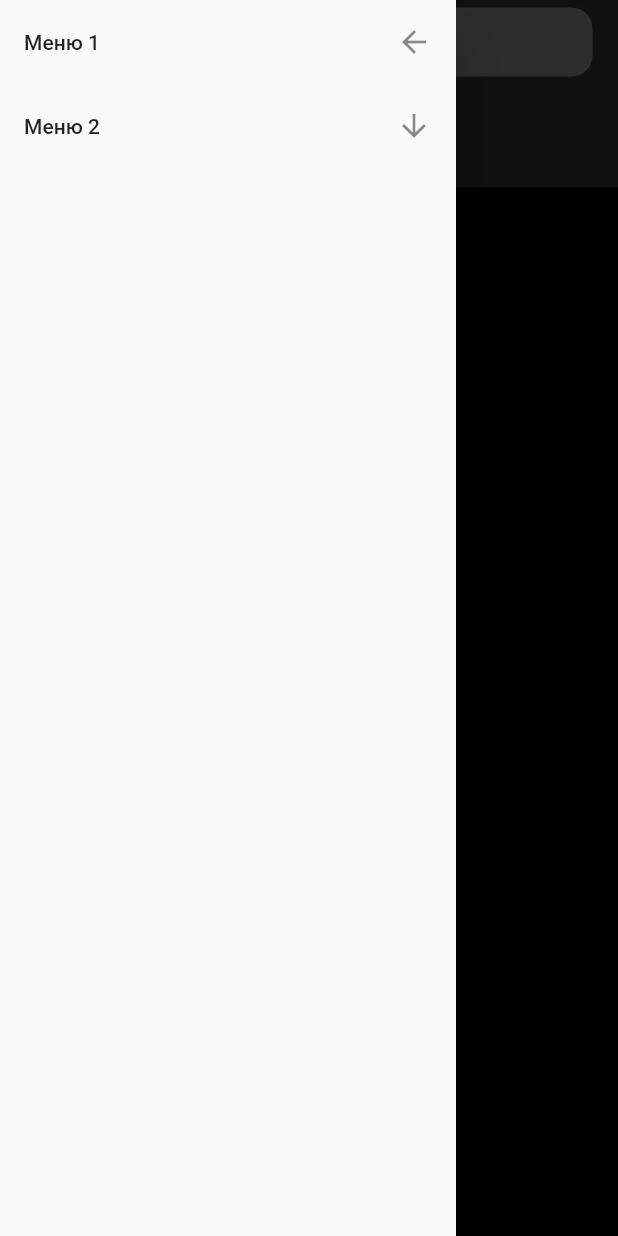
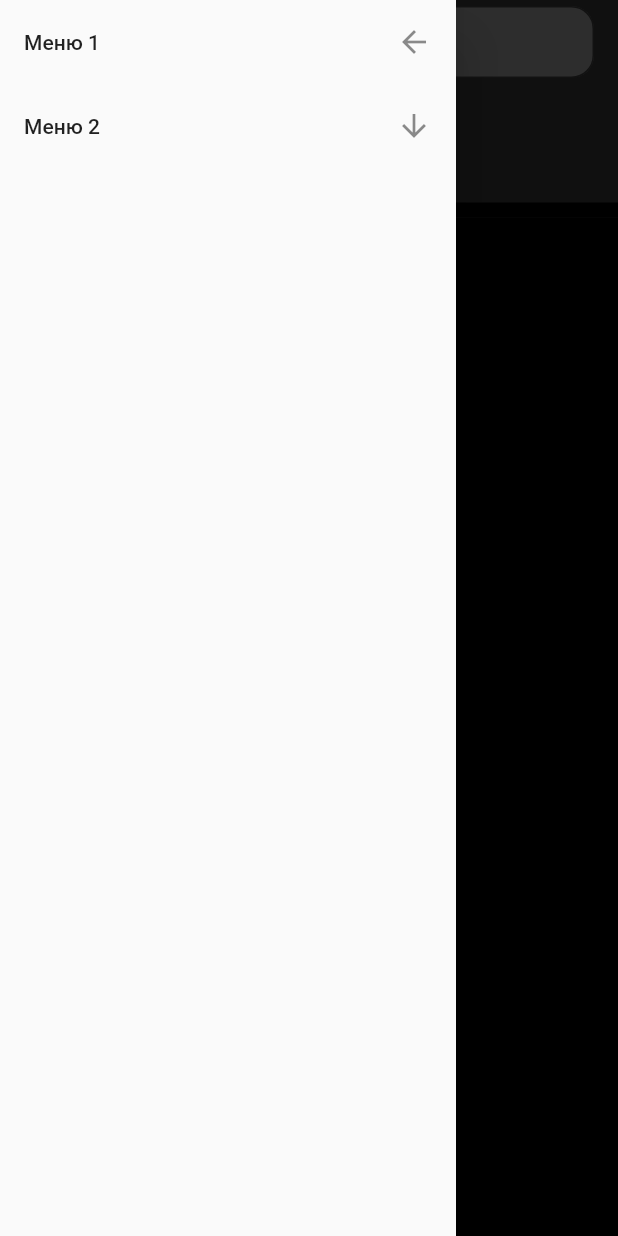
Before and after one commit to felix-tessera/Cafe-Menu-System, a Flutter app: the screen it shows after launch, with the side drawer open, on a phone screen of 412 x 824 dp. Run offline on Flutter 3.47's test engine with Material 2 defaults, Android fonts, the phone set to English and light mode, and no system bars; network calls fail.

Commit message:
fix catalog, add sort function

```diff
--- a/cafe_client/lib/main_screen.dart
+++ b/cafe_client/lib/main_screen.dart
@@ -45,7 +45,7 @@ class MainScreenState extends State<MainScreen> {
         child: Column(
           children: <Widget>[
             CategoryListViewWidget(),
-            const SortDropDownWidget(),
+            SortDropDownWidget(callback: loadData),
             const SizedBox(
               height: 10,
             ),
--- a/cafe_client/lib/models/menu_item.dart
+++ b/cafe_client/lib/models/menu_item.dart
@@ -1,9 +1,9 @@
 class MenuItem {
   final int id;
   final String name;
-  final String weight;
+  final int weight;
   final String ingredients;
-  final String caloric;
+  final int caloric;
   final double price;
   final bool available;
   final int categoryId;
--- a/cafe_client/lib/services/menu_item_service.dart
+++ b/cafe_client/lib/services/menu_item_service.dart
@@ -18,8 +18,10 @@ class MenuItemService {
       for (int i = 0; i < data.length; i++) {
         data[i] as Map<String, dynamic>;
       }
+      for (int i = 0; i < data.length; i++) {
+        data[i]['weight'] = int.parse(data[i]['weight']);
+        data[i]['caloric'] = int.parse(data[i]['caloric']);
 
-      for (int i = 0; i < data.length; i++) {
         var record = MenuItem(
             data[i]['id'],
             data[i]['name'],
--- a/cafe_client/lib/widgets/category_list_view_widget.dart
+++ b/cafe_client/lib/widgets/category_list_view_widget.dart
@@ -25,11 +25,13 @@ class CategoryListViewWidget extends StatelessWidget {
   Widget build(BuildContext context) {
     return Container(
       width: double.infinity,
-      height: 35,
-      child: ListView(
-        padding: const EdgeInsets.all(8),
-        scrollDirection: Axis.horizontal,
-        children: setCategoryWidgets(),
+      height: 45,
+      child: Align(
+        child: ListView(
+          padding: const EdgeInsets.all(8),
+          scrollDirection: Axis.horizontal,
+          children: setCategoryWidgets(),
+        ),
       ),
     );
   }
--- a/cafe_client/lib/widgets/menu_item_list_view_widget.dart
+++ b/cafe_client/lib/widgets/menu_item_list_view_widget.dart
@@ -1,12 +1,13 @@
 import 'package:flutter/material.dart';
 import 'package:cafe_client/main_screen.dart';
 import 'package:cafe_client/widgets/menu_item_widget.dart';
+import 'package:cafe_client/widgets/category_widget.dart';
 
 class MenuItemListViewWidget extends StatelessWidget {
-  const MenuItemListViewWidget({super.key});
+  MenuItemListViewWidget({super.key});
 
   List<Widget> setMenuItemWidgets() {
-    menuItemDataList.sort((a, b) => a.categoryId.compareTo(b.categoryId));
+    //menuItemDataList.sort((a, b) => a.categoryId.compareTo(b.categoryId));
 
     List<Widget> menuItemWidgets = [];
 
@@ -18,14 +19,19 @@ class MenuItemListViewWidget extends StatelessWidget {
     return menuItemWidgets.toList();
   }
 
+  static const index = 10;
+
   @override
   Widget build(BuildContext context) {
     return Container(
       color: const Color(0xFF010101),
       width: double.infinity,
       child: ListView(
+        controller: scrollController,
         children: setMenuItemWidgets(),
       ),
     );
   }
 }
+
+final scrollController = ScrollController();
--- a/cafe_client/lib/widgets/sort_dropdown_widget.dart
+++ b/cafe_client/lib/widgets/sort_dropdown_widget.dart
@@ -1,14 +1,21 @@
 import 'package:flutter/material.dart';
+import 'package:cafe_client/main_screen.dart';
 
 class SortDropDownWidget extends StatefulWidget {
-  const SortDropDownWidget({super.key});
+  Function callback;
+  SortDropDownWidget({super.key, required this.callback});
 
   @override
-  State<SortDropDownWidget> createState() => _SortDropDownWidgetState();
+  State<SortDropDownWidget> createState() =>
+      _SortDropDownWidgetState(callback: callback);
 }
 
 class _SortDropDownWidgetState extends State<SortDropDownWidget> {
+  Function callback;
+  _SortDropDownWidgetState({required this.callback});
+
   static const List<String> sortPositions = <String>[
+    "Не сортировать",
     "По цене",
     "По калорийности",
     "По весу"
@@ -29,7 +36,16 @@ class _SortDropDownWidgetState extends State<SortDropDownWidget> {
         height: 0,
       ),
       onChanged: (String? value) {
-        // This is called when the user selects an item.
+        if (value == sortPositions[0]) {
+          menuItemDataList.sort((a, b) => a.categoryId.compareTo(b.categoryId));
+        } else if (value == sortPositions[1]) {
+          menuItemDataList.sort((a, b) => a.price.compareTo(b.price));
+        } else if (value == sortPositions[2]) {
+          menuItemDataList.sort((a, b) => a.caloric.compareTo(b.caloric));
+        } else if (value == sortPositions[3]) {
+          menuItemDataList.sort((a, b) => a.weight.compareTo(b.weight));
+        }
+        callback(); // This is called when the user selects an item.
         setState(() {
           dropdownValue = value!;
         });
```
Also changed, not shown: cafe_client/lib/widgets/category_widget.dart (+27 -5 lines).
